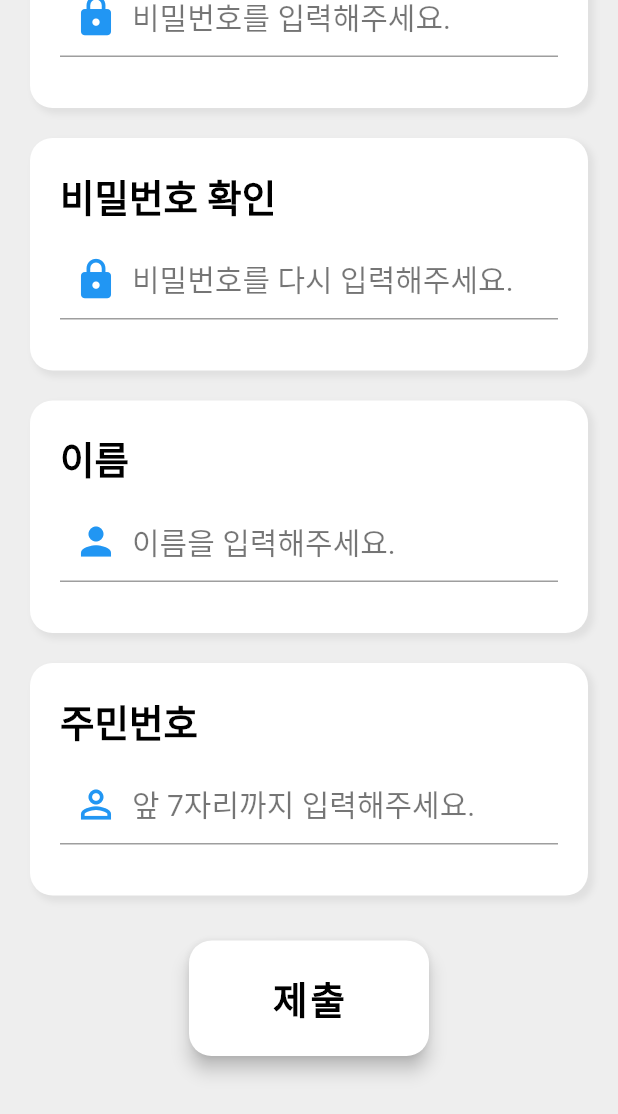
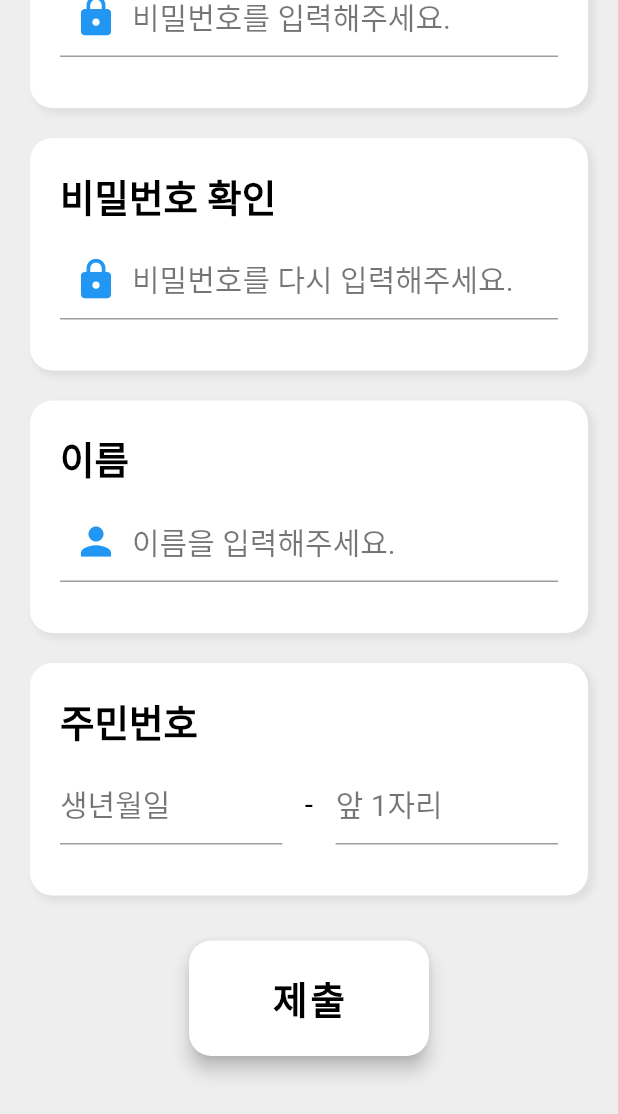
Before and after one commit to DSCHUFS/DSC-Solution-Challenge-2020, a Flutter app: the SignUpPage screen opened by its route, scrolled down 492 dp, on a phone screen of 412 x 824 dp. Shown: the top 1114 px of the screen. Run offline on Flutter 3.47's test engine with Material 2 defaults, Android fonts, the phone set to English and light mode, and no system bars; our stand-ins replace email_validator, firebase_auth, modal_progress_hud, shared_preferences; accounts and stored records are empty.

Commit message:
주민번호 수정 및 autofocus 추가

```diff
--- a/lib/signUpPage.dart
+++ b/lib/signUpPage.dart
@@ -21,6 +21,19 @@ class _SignUpPageState extends State<SignUpPage> {
   String chkPassword;
   String name;
   bool showSpinner = false;
+  FocusNode resNum;
+
+  @override
+  void initState() {
+    resNum = FocusNode();
+    super.initState();
+  }
+
+  @override
+  void dispose() {
+    resNum.dispose();
+    super.dispose();
+  }
 
   @override
   Widget build(BuildContext context) {
@@ -242,9 +255,19 @@ class _SignUpPageState extends State<SignUpPage> {
                             ),
                           ),
                           SizedBox(height: 10.0),
-                          TextFormField(
+                          Row(
+                            mainAxisAlignment: MainAxisAlignment.spaceBetween,
+                            children: <Widget>[
+                              Flexible(
+                                child: TextFormField(
+                                  onChanged: (value) {
+                                    if(value.length==6){
+                                      resNum.requestFocus();
+                                    }
+                                  },
                                   inputFormatters: [
-                              WhitelistingTextInputFormatter.digitsOnly
+                                    WhitelistingTextInputFormatter.digitsOnly,
+                                    LengthLimitingTextInputFormatter(6),
                                   ],
                                   keyboardType: TextInputType.number,
                                   style: TextStyle(
@@ -252,23 +275,57 @@ class _SignUpPageState extends State<SignUpPage> {
                                     fontSize: 20,
                                   ),
                                   decoration: InputDecoration(
-                              hintText: '앞 7자리까지 입력해주세요.',
+                                    hintText: '생년월일',
                                     hintStyle: TextStyle(
                                       color: Colors.black54,
                                     ),
-                              prefixIcon: Icon(
-                                Icons.person_outline,
-                                color: Colors.blue,
-                                size: 30,
-                              ),
                                   ),
                                   validator: (value) {
-                              if (value.length != 7) {
-                                return "7자리 입력해주세요.";
+                                    if (value.length != 6) {
+                                      return "6자리를 입력해주세요.";
                                     } else {
                                       return null;
                                     }
                                   },
+                                ),
+                              ),
+                              SizedBox(width: 15),
+                              Text(
+                                "-",
+                                style: TextStyle(
+                                  color: Colors.black,
+                                  fontSize: 20,
+                                ),
+                              ),
+                              SizedBox(width: 15),
+                              Flexible(
+                                child: TextFormField(
+                                  focusNode: resNum,
+                                  inputFormatters: [
+                                    WhitelistingTextInputFormatter.digitsOnly,
+                                    LengthLimitingTextInputFormatter(1),
+                                  ],
+                                  keyboardType: TextInputType.number,
+                                  style: TextStyle(
+                                    color: Colors.black,
+                                    fontSize: 20,
+                                  ),
+                                  decoration: InputDecoration(
+                                    hintText: '앞 1자리',
+                                    hintStyle: TextStyle(
+                                      color: Colors.black54,
+                                    ),
+                                  ),
+                                  validator: (value) {
+                                    if (value.isEmpty) {
+                                      return "앞 1자리를 입력해주세요.";
+                                    } else {
+                                      return null;
+                                    }
+                                  },
+                                ),
+                              ),
+                            ],
                           ),
                         ],
                       ),
```
Lines whose indentation alone changed are shown as unchanged.
